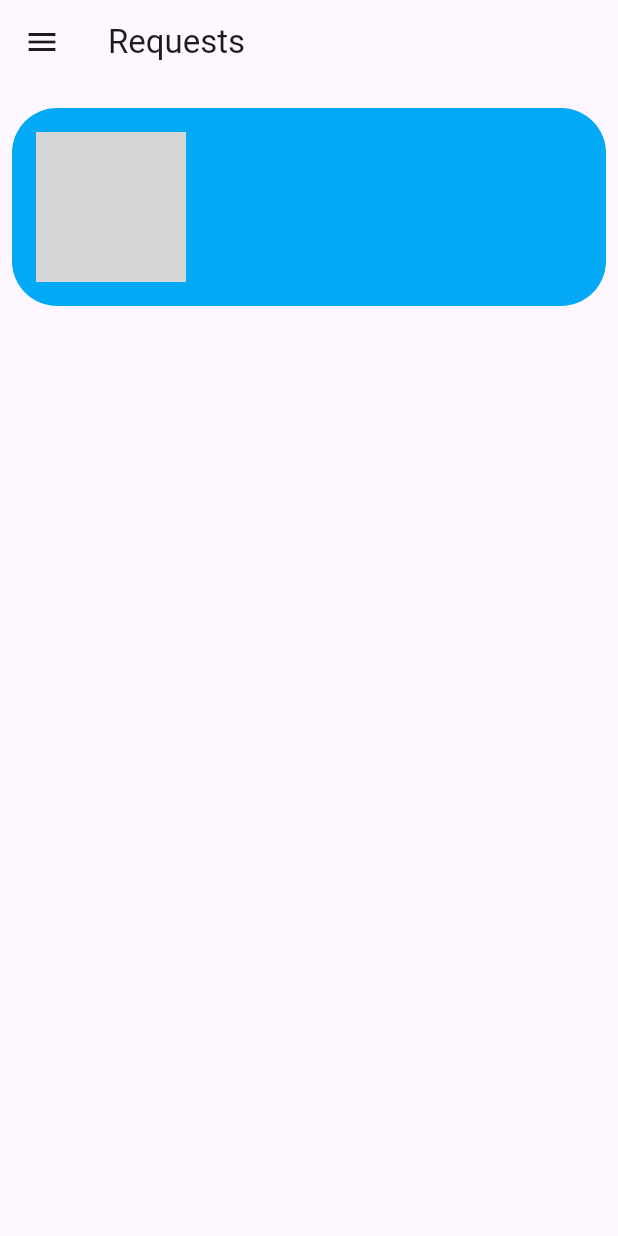
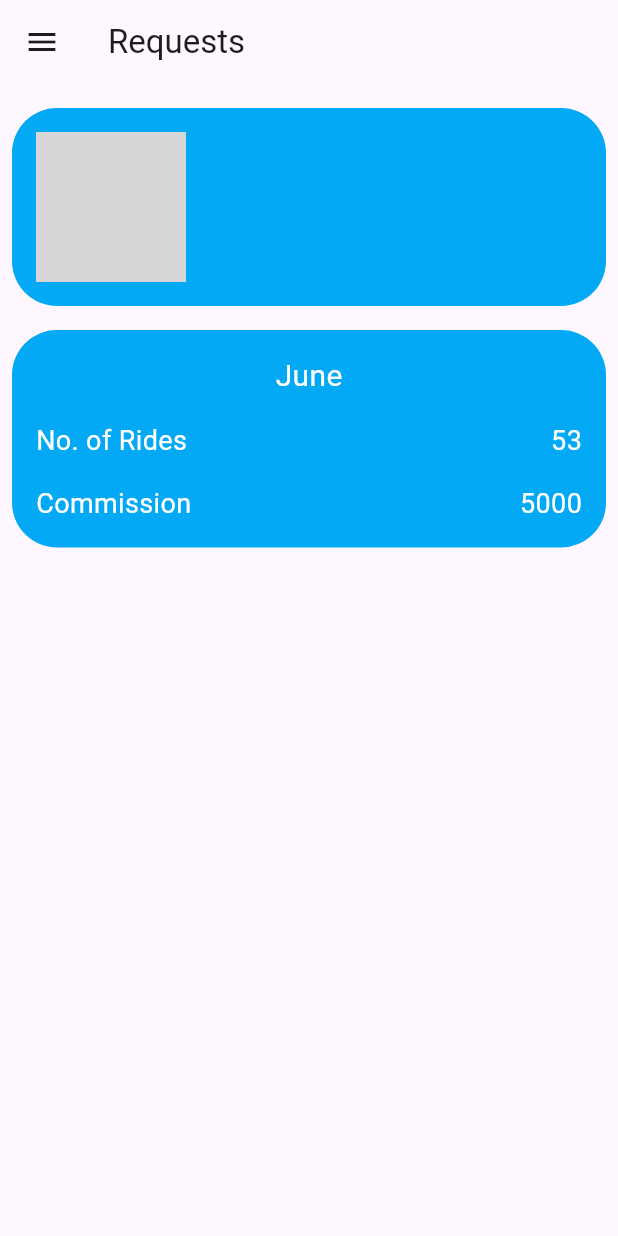
Before and after one commit to SahasraOshadhi/vihanga_cabs_driver_app, a Flutter app: the HomePage screen opened directly, on a phone screen of 412 x 824 dp. Run offline on Flutter 3.47's test engine with Material 3 defaults, Android fonts, the phone set to English and light mode, and no system bars; our stand-ins replace connectivity, firebase_auth, firebase_core, firebase_database, firebase_storage, flutter_dotenv and 1 more; accounts and stored records are empty; network calls fail; grey boxes are pictures that could not be loaded.

Commit message:
2nd container - monthly ride and payment details done

```diff
--- a/lib/pages/home_page.dart
+++ b/lib/pages/home_page.dart
@@ -1,6 +1,7 @@
 import 'package:firebase_auth/firebase_auth.dart';
 import 'package:firebase_database/firebase_database.dart';
 import 'package:flutter/material.dart';
+import 'package:intl/intl.dart';
 import 'package:vihanga_cabs_driver_app/widgets/nav_bar.dart';
 
 class HomePage extends StatefulWidget {
@@ -12,8 +13,7 @@ class HomePage extends StatefulWidget {
 
 class _HomePageState extends State<HomePage> {
   final FirebaseAuth _auth = FirebaseAuth.instance;
-  final DatabaseReference _databaseRef = FirebaseDatabase.instance.ref().child(
-      'drivers');
+  final DatabaseReference _databaseRef = FirebaseDatabase.instance.ref().child('drivers');
 
   late Future<Map<String, dynamic>> _userData;
 
@@ -51,6 +51,8 @@ class _HomePageState extends State<HomePage> {
 
   @override
   Widget build(BuildContext context) {
+    final String currentMonth = DateFormat('MMMM').format(DateTime.now()); // Get current month
+
     return Scaffold(
       drawer: NavBar(),
       appBar: AppBar(
@@ -63,8 +65,7 @@ class _HomePageState extends State<HomePage> {
             if (snapshot.connectionState == ConnectionState.waiting) {
               return const Center(child: CircularProgressIndicator());
             } else if (snapshot.hasError) {
-              return Center(
-                  child: Text('Error fetching user data: ${snapshot.error}'));
+              return Center(child: Text('Error fetching user data: ${snapshot.error}'));
             } else if (!snapshot.hasData || snapshot.data!.isEmpty) {
               return const Center(child: Text('No user data available'));
             } else {
@@ -82,12 +83,7 @@ class _HomePageState extends State<HomePage> {
                       padding: const EdgeInsets.all(16),
                       decoration: BoxDecoration(
                         color: Colors.lightBlue,
-                        borderRadius: const BorderRadius.only(
-                          bottomLeft: Radius.circular(30),
-                          bottomRight: Radius.circular(30),
-                          topLeft: Radius.circular(30),
-                          topRight: Radius.circular(30),
-                        ),
+                        borderRadius: const BorderRadius.all(Radius.circular(30)),
                       ),
                       child: Row(
                         children: [
@@ -114,7 +110,69 @@ class _HomePageState extends State<HomePage> {
                       ),
                     ),
                   ),
-                  // Add other widgets for the home page below
+                  // Add the second container
+                  Padding(
+                    padding: const EdgeInsets.all(8.0),
+                    child: Container(
+                      width: double.infinity,
+                      padding: const EdgeInsets.all(16),
+                      decoration: BoxDecoration(
+                        color: Colors.lightBlue,
+                        borderRadius: const BorderRadius.all(Radius.circular(30)),
+                      ),
+                      child: Column(
+                        children: [
+                          Text(
+                            currentMonth,
+                            style: const TextStyle(
+                              fontSize: 20,
+                              color: Colors.white,
+                            ),
+                          ),
+                          const SizedBox(height: 16),
+                          Row(
+                            mainAxisAlignment: MainAxisAlignment.spaceBetween,
+                            children: [
+                              Text(
+                                'No. of Rides',
+                                style: const TextStyle(
+                                  fontSize: 18,
+                                  color: Colors.white,
+                                ),
+                              ),
+                              Text(
+                                '53', // This will be replaced with the dynamic value later
+                                style: const TextStyle(
+                                  fontSize: 18,
+                                  color: Colors.white,
+                                ),
+                              ),
+                            ],
+                          ),
+                          const SizedBox(height: 16),
+                          Row(
+                            mainAxisAlignment: MainAxisAlignment.spaceBetween,
+                            children: [
+                              Text(
+                                'Commission',
+                                style: const TextStyle(
+                                  fontSize: 18,
+                                  color: Colors.white,
+                                ),
+                              ),
+                              Text(
+                                '5000', // This will be replaced with the dynamic value later
+                                style: const TextStyle(
+                                  fontSize: 18,
+                                  color: Colors.white,
+                                ),
+                              ),
+                            ],
+                          ),
+                        ],
+                      ),
+                    ),
+                  ),
                 ],
               );
             }
--- a/pubspec.yaml
+++ b/pubspec.yaml
@@ -42,6 +42,7 @@ dependencies:
   firebase_storage: ^11.7.6
   firebase_database: ^10.5.6
   flutter_dotenv: ^5.1.0
+  intl: ^0.17.0
 
 dev_dependencies:
   flutter_test:
```
Also changed, not shown: pubspec.lock.
